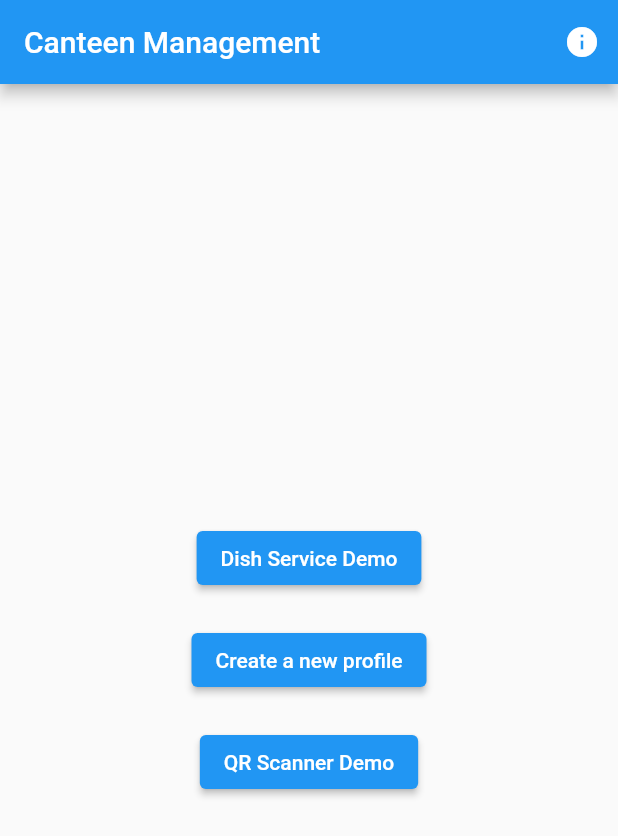
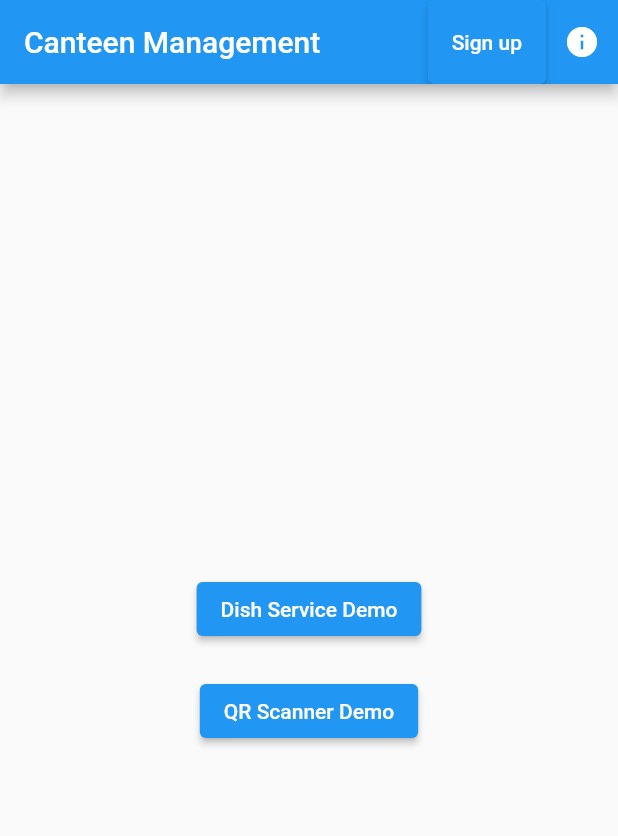
Before and after one commit to AAU-ASE-GroupC-WS2021/canteenMgmtFrontend, a Flutter app: the screen it shows after launch, on a phone screen of 412 x 824 dp. Shown: the top 836 px of the screen. Run offline on Flutter 3.47's test engine with Material 2 defaults, Android fonts, the phone set to English and light mode, and no system bars; our stand-ins replace beamer; missing offline and left inert: qr_code_scanner.

Commit message:
Move signup button to the AppBar

```diff
--- a/lib/screens/home.dart
+++ b/lib/screens/home.dart
@@ -1,4 +1,5 @@
 import 'package:beamer/beamer.dart';
+import 'package:canteen_mgmt_frontend/widgets/signup_button.dart';
 import 'package:flutter/material.dart';
 
 import '../widgets/about_button.dart';
@@ -11,7 +12,7 @@ class HomeScreen extends StatelessWidget {
     return Scaffold(
       appBar: AppBar(
         title: const Text('Canteen Management'),
-        actions: const [AboutButton()],
+        actions: const [SignUpButton(), AboutButton()],
       ),
       body: Center(
         child: Column(
@@ -20,11 +21,6 @@ class HomeScreen extends StatelessWidget {
             ElevatedButton(
               onPressed: () => context.beamToNamed('/dish'),
               child: const Text('Dish Service Demo'),
-            ),
-            const SizedBox(height: 20), // space between buttons
-            ElevatedButton(
-              onPressed: () => context.beamToNamed('/signup'),
-              child: const Text('Create a new profile'),
             ),
             const SizedBox(height: 20), // space between buttons
             ElevatedButton(
--- /dev/null
+++ b/lib/widgets/signup_button.dart
@@ -0,0 +1,14 @@
+import 'package:beamer/src/beamer.dart';
+import 'package:flutter/material.dart';
+
+class SignUpButton extends StatelessWidget {
+  const SignUpButton({Key? key}) : super(key: key);
+
+  @override
+  Widget build(BuildContext context) {
+    return ElevatedButton(
+        onPressed: () => { context.beamToNamed('/signup') },
+        child: Text("Sign up")
+    );
+  }
+}
```
